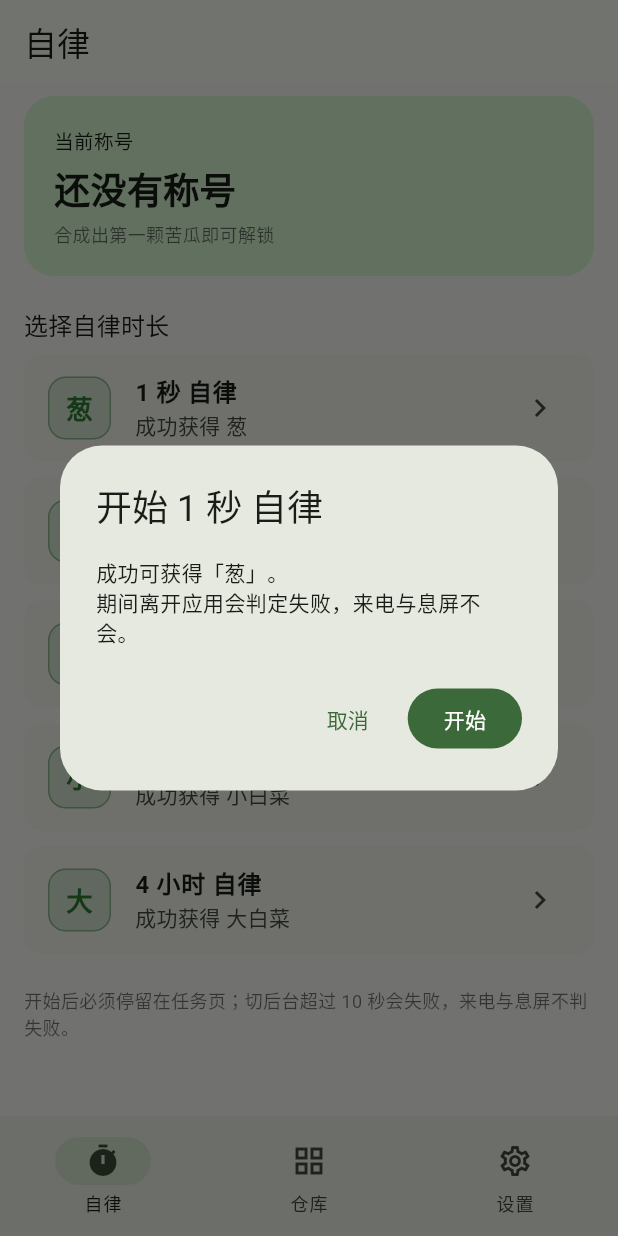
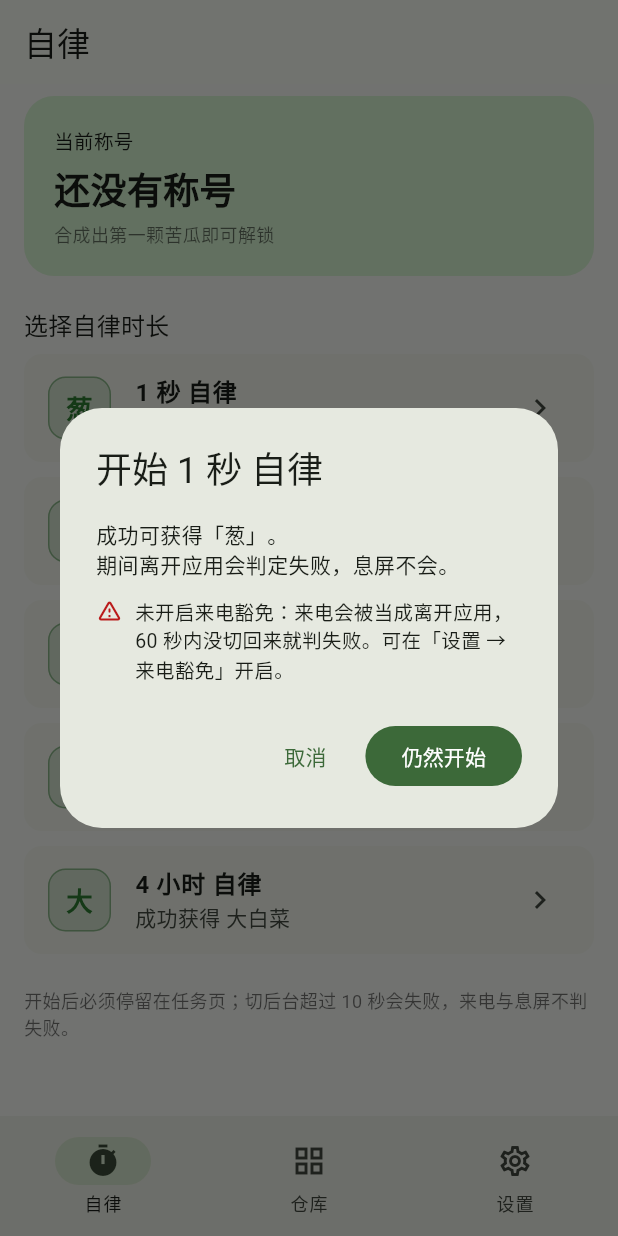
Before and after one commit to XiaogeHUB/GreenPlan, a Flutter app: the screen it shows after launch, after a tap on an icon or button, on a phone screen of 412 x 824 dp. Run offline on Flutter 3.47's test engine with Material 3 defaults, Android fonts, the phone set to English and light mode, and no system bars; our stand-ins replace flutter_local_notifications, flutter_riverpod, go_router, sqflite, timezone; accounts and stored records are empty.

Commit message:
feat(home): 未开启来电豁免时开始前二次确认；设置页按钮随权限置灰

```diff
--- a/lib/features/home/home_page.dart
+++ b/lib/features/home/home_page.dart
@@ -62,14 +62,43 @@ class HomePage extends ConsumerWidget {
   ) async {
     final config = ref.read(configProvider);
     final reward = config.rewardById(duration.rewardId)!;
+    final phoneGranted =
+        await ref.read(nativeMonitorProvider).isPhonePermissionGranted();
+    if (!context.mounted) {
+      return;
+    }
 
     final confirmed = await showDialog<bool>(
       context: context,
       builder: (dialogContext) => AlertDialog(
         title: Text('开始 ${duration.label} 自律'),
-        content: Text(
-          '成功可获得「${reward.name}」。\n'
-          '期间离开应用会判定失败，来电与息屏不会。',
+        content: Column(
+          mainAxisSize: MainAxisSize.min,
+          crossAxisAlignment: CrossAxisAlignment.start,
+          children: <Widget>[
+            Text('成功可获得「${reward.name}」。\n期间离开应用会判定失败，息屏不会。'),
+            if (!phoneGranted) ...<Widget>[
+              const SizedBox(height: 12),
+              Row(
+                crossAxisAlignment: CrossAxisAlignment.start,
+                children: <Widget>[
+                  Icon(
+                    Icons.warning_amber_rounded,
+                    size: 18,
+                    color: Theme.of(dialogContext).colorScheme.error,
+                  ),
+                  const SizedBox(width: 8),
+                  const Expanded(
+                    child: Text(
+                      '未开启来电豁免：来电会被当成离开应用，60 秒内没切回来就判失败。'
+                      '可在「设置 → 来电豁免」开启。',
+                      style: TextStyle(fontSize: 13),
+                    ),
+                  ),
+                ],
+              ),
+            ],
+          ],
         ),
         actions: <Widget>[
           TextButton(
@@ -78,7 +107,7 @@ class HomePage extends ConsumerWidget {
           ),
           FilledButton(
             onPressed: () => Navigator.of(dialogContext).pop(true),
-            child: const Text('开始'),
+            child: Text(phoneGranted ? '开始' : '仍然开始'),
           ),
         ],
       ),
--- a/lib/features/settings/settings_page.dart
+++ b/lib/features/settings/settings_page.dart
@@ -17,11 +17,37 @@ final phonePermissionProvider = FutureProvider<bool>((ref) {
   return ref.watch(nativeMonitorProvider).isPhonePermissionGranted();
 });
 
-class SettingsPage extends ConsumerWidget {
+class SettingsPage extends ConsumerStatefulWidget {
   const SettingsPage({super.key});
 
   @override
-  Widget build(BuildContext context, WidgetRef ref) {
+  ConsumerState<SettingsPage> createState() => _SettingsPageState();
+}
+
+class _SettingsPageState extends ConsumerState<SettingsPage>
+    with WidgetsBindingObserver {
+  @override
+  void initState() {
+    super.initState();
+    WidgetsBinding.instance.addObserver(this);
+  }
+
+  @override
+  void dispose() {
+    WidgetsBinding.instance.removeObserver(this);
+    super.dispose();
+  }
+
+  @override
+  void didChangeAppLifecycleState(AppLifecycleState state) {
+    // 用户可能刚从系统设置页回来，回到前台时重新读一次权限状态。
+    if (state == AppLifecycleState.resumed) {
+      ref.invalidate(phonePermissionProvider);
+    }
+  }
+
+  @override
+  Widget build(BuildContext context) {
     final notification = ref.watch(expiryNotificationProvider);
 
     return Scaffold(
@@ -37,9 +63,8 @@ class SettingsPage extends ConsumerWidget {
               await dao.putBool(SettingsDao.expiryNotificationKey, value);
               ref.invalidate(expiryNotificationProvider);
 
-              final items =
-                  ref.read(warehouseProvider).asData?.value ??
-                      const <RewardItem>[];
+              final items = ref.read(warehouseProvider).asData?.value ??
+                  const <RewardItem>[];
               await ref.read(notificationServiceProvider).sync(
                     items: items,
                     config: ref.read(configProvider),
@@ -54,7 +79,7 @@ class SettingsPage extends ConsumerWidget {
             leading: const Icon(Icons.delete_sweep_outlined),
             title: const Text('清空仓库'),
             subtitle: const Text('删除所有奖励，用于测试或重新开始'),
-            onTap: () => _clearWarehouse(context, ref),
+            onTap: _clearWarehouse,
           ),
           const Divider(height: 1),
           ListTile(
@@ -73,7 +98,7 @@ class SettingsPage extends ConsumerWidget {
     );
   }
 
-  Future<void> _clearWarehouse(BuildContext context, WidgetRef ref) async {
+  Future<void> _clearWarehouse() async {
     final confirmed = await showDialog<bool>(
       context: context,
       builder: (dialogContext) => AlertDialog(
@@ -95,7 +120,7 @@ class SettingsPage extends ConsumerWidget {
       return;
     }
     await ref.read(warehouseProvider.notifier).clearAll();
-    if (!context.mounted) {
+    if (!mounted) {
       return;
     }
     ScaffoldMessenger.of(context)
@@ -115,6 +140,7 @@ class _PhonePermissionTile extends ConsumerWidget {
   @override
   Widget build(BuildContext context, WidgetRef ref) {
     final granted = permission.asData?.value;
+    final enabled = granted ?? false;
     final subtitle = switch (granted) {
       true => '已开启，通话中不会判定任务失败',
       false => '未开启，来电可能被判定为离开应用',
@@ -123,14 +149,16 @@ class _PhonePermissionTile extends ConsumerWidget {
 
     return ListTile(
       leading: Icon(
-        granted == true ? Icons.phone_enabled : Icons.phone_disabled,
-        color: granted == true ? Colors.green : Colors.orange,
+        enabled ? Icons.phone_enabled : Icons.phone_disabled,
+        color: enabled ? Colors.green : Colors.orange,
       ),
       title: const Text('来电豁免'),
       subtitle: Text(subtitle),
-      trailing: granted == false
-          ? TextButton(
-              onPressed: () async {
+      // 已开启时按钮置灰（onPressed 为 null），未开启时可点。
+      trailing: TextButton(
+        onPressed: enabled
+            ? null
+            : () async {
                 final monitor = ref.read(nativeMonitorProvider);
                 await monitor.requestPhonePermission();
                 if (!await monitor.isPhonePermissionGranted()) {
@@ -139,12 +167,8 @@ class _PhonePermissionTile extends ConsumerWidget {
                 }
                 ref.invalidate(phonePermissionProvider);
               },
-              child: const Text('去开启'),
-            )
-          : null,
-      onTap: granted == false
-          ? () => ref.invalidate(phonePermissionProvider)
-          : null,
+        child: Text(enabled ? '已开启' : '去开启'),
+      ),
     );
   }
 }
--- a/lib/features/task/task_page.dart
+++ b/lib/features/task/task_page.dart
@@ -65,7 +65,6 @@ class _TaskPageState extends ConsumerState<TaskPage>
 
   Future<void> _startNativeMonitoring() async {
     final monitor = _monitor;
-    final messenger = ScaffoldMessenger.of(context);
     _nativeEvents = monitor.events.listen(
       (event) {
         _tracker.onNative(event, _now);
@@ -83,7 +82,7 @@ class _TaskPageState extends ConsumerState<TaskPage>
     if (!mounted || granted) {
       return;
     }
-    messenger.showSnackBar(
+    ScaffoldMessenger.of(context).showSnackBar(
       const SnackBar(
         content: Text('未开启来电豁免，来电可能导致任务失败。可在「设置 → 来电豁免」开启。'),
       ),
```
